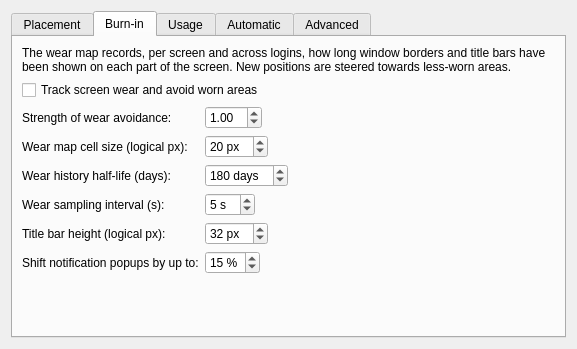
Old version of the form randomplace/contents/ui/config.ui in the repository v1ld/randomplace.
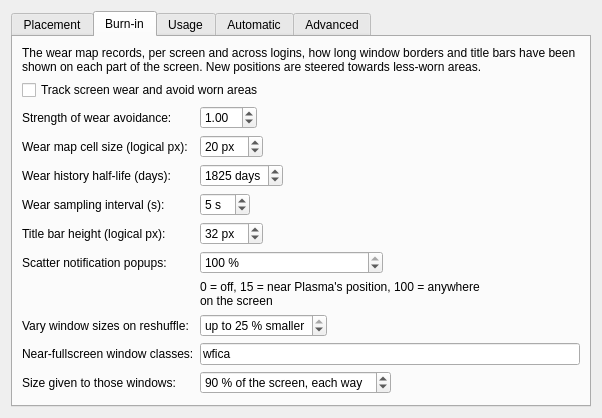
New version of the form. The open tabs and pages were chosen to show the change.

Commit message: 2.2.0: size variation, active drift, popups anywhere

```diff
--- a/randomplace/contents/ui/config.ui
+++ b/randomplace/contents/ui/config.ui
@@ -112,6 +112,12 @@
          <property name="toolTip"><string>Dialogs move together with their parent window on reshuffle, and dialogs that don't declare a parent (such as portal file dialogs) are centered over the window they belong to.</string></property>
         </widget>
        </item>
+       <item row="8" column="0" colspan="2">
+        <widget class="QCheckBox" name="kcfg_slideFullSpan">
+         <property name="text"><string>Move full-height and full-width windows along their free side</string></property>
+         <property name="toolTip"><string>A window as tall as the screen (maximized vertically, or sized that way by hand) is moved sideways only, and a window as wide as the screen up and down only; its size and its other coordinate stay exactly as they are. When off, such windows are never moved, and their borders stay on the same lines. Fully maximized windows and windows snapped to a half or a quarter are never moved either way.</string></property>
+        </widget>
+       </item>
       </layout>
      </widget>
      <widget class="QWidget" name="tab1">
@@ -169,11 +175,11 @@
        </item>
        <item row="4" column="1">
         <widget class="QSpinBox" name="kcfg_wearHalfLifeDays">
-         <property name="toolTip"><string>How slowly old wear fades from the map.</string></property>
+         <property name="toolTip"><string>How slowly old wear fades from the map. Real panel wear never fades, so the default is 5 years.</string></property>
          <property name="minimum"><number>1</number></property>
          <property name="maximum"><number>3650</number></property>
          <property name="suffix"><string> days</string></property>
-         <property name="value"><number>180</number></property>
+         <property name="value"><number>1825</number></property>
         </widget>
        </item>
        <item row="5" column="0">
@@ -208,17 +214,69 @@
        </item>
        <item row="7" column="0">
         <widget class="QLabel" name="label_notificationSpread">
-         <property name="text"><string>Shift notification popups by up to:</string></property>
+         <property name="text"><string>Scatter notification popups:</string></property>
          <property name="buddy"><cstring>kcfg_notificationSpread</cstring></property>
         </widget>
        </item>
        <item row="7" column="1">
         <widget class="QSpinBox" name="kcfg_notificationSpread">
-         <property name="toolTip"><string>Each burst of notification popups is moved a random distance from the position chosen in Plasma's notification settings, up to this share of the screen width and height, towards the middle of the screen. 0 = leave them where Plasma puts them.</string></property>
+         <property name="toolTip"><string>Each burst of notification popups lands at a random spot. This sets how far from the position chosen in Plasma's notification settings it may land, as a share of the distance to each screen edge. A small value keeps popups near that position; 100 % lets them appear anywhere on the screen, every spot equally likely. Popups that arrive together move together, so their stacking stays intact.</string></property>
+         <property name="specialValueText"><string>Off (where Plasma puts them)</string></property>
          <property name="minimum"><number>0</number></property>
-         <property name="maximum"><number>50</number></property>
+         <property name="maximum"><number>100</number></property>
          <property name="suffix"><string> %</string></property>
-         <property name="value"><number>15</number></property>
+         <property name="value"><number>100</number></property>
+        </widget>
+       </item>
+       <item row="8" column="1">
+        <widget class="QLabel" name="hint_notificationSpread">
+         <property name="text"><string>0 = off, 15 = near Plasma's position, 100 = anywhere on the screen</string></property>
+         <property name="wordWrap"><bool>true</bool></property>
+        </widget>
+       </item>
+       <item row="9" column="0">
+        <widget class="QLabel" name="label_sizeVariation">
+         <property name="text"><string>Vary window sizes on reshuffle:</string></property>
+         <property name="buddy"><cstring>kcfg_sizeVariation</cstring></property>
+        </widget>
+       </item>
+       <item row="9" column="1">
+        <widget class="QSpinBox" name="kcfg_sizeVariation">
+         <property name="toolTip"><string>A window can only move by the room its size leaves, so tall windows always wear a band along the top and bottom of the screen, and wide ones along the sides. With this on, each reshuffle makes every freely movable window up to this much smaller than the size you gave it, a new random amount each time and separately for width and height. Never larger. Resizing a window by hand sets its size from then on. New windows are not resized when they open.</string></property>
+         <property name="specialValueText"><string>Off (never resize)</string></property>
+         <property name="minimum"><number>0</number></property>
+         <property name="maximum"><number>25</number></property>
+         <property name="prefix"><string>up to </string></property>
+         <property name="suffix"><string> % smaller</string></property>
+         <property name="value"><number>25</number></property>
+        </widget>
+       </item>
+       <item row="10" column="0">
+        <widget class="QLabel" name="label_fitClasses">
+         <property name="text"><string>Near-fullscreen window classes:</string></property>
+         <property name="buddy"><cstring>kcfg_fitClasses</cstring></property>
+        </widget>
+       </item>
+       <item row="10" column="1">
+        <widget class="QLineEdit" name="kcfg_fitClasses">
+         <property name="text"><string>wfica</string></property>
+         <property name="toolTip"><string>Comma-separated window classes, for windows you would otherwise keep fullscreen all day (a remote desktop, for example). When such a window opens it is taken out of fullscreen or maximized, given the share of the screen set below, once, and placed at random. After that it is moved like any other window but never resized by the script, so whatever is static inside it no longer sits on the same pixels.</string></property>
+         <property name="placeholderText"><string>none</string></property>
+        </widget>
+       </item>
+       <item row="11" column="0">
+        <widget class="QLabel" name="label_fitPercent">
+         <property name="text"><string>Size given to those windows:</string></property>
+         <property name="buddy"><cstring>kcfg_fitPercent</cstring></property>
+        </widget>
+       </item>
+       <item row="11" column="1">
+        <widget class="QSpinBox" name="kcfg_fitPercent">
+         <property name="toolTip"><string>Share of the screen's width and height. 90 % leaves a tenth of the screen to move within in each direction.</string></property>
+         <property name="minimum"><number>30</number></property>
+         <property name="maximum"><number>100</number></property>
+         <property name="suffix"><string> % of the screen, each way</string></property>
+         <property name="value"><number>90</number></property>
         </widget>
        </item>
       </layout>
@@ -339,7 +397,7 @@
        <property name="fieldGrowthPolicy"><enum>QFormLayout::ExpandingFieldsGrow</enum></property>
        <item row="0" column="0" colspan="2">
         <widget class="QLabel" name="intro3">
-         <property name="text"><string>Burn-in comes from the same content staying in the same place for hours. These keep the layout changing without getting in your way: nothing moves while you are using the computer, while a video plays, while a window is fullscreen, or while the screen is locked. Idle time comes from the helper (Wayland idle notification); without it these stay off.</string></property>
+         <property name="text"><string>Burn-in comes from the same content staying in the same place for hours. These keep the layout changing without getting in your way: windows never jump while you are using the computer or while a video plays (at most they drift by a pixel), and nothing moves while a window is fullscreen or the screen is locked. Idle time comes from the helper (Wayland idle notification); without it these stay off.</string></property>
          <property name="wordWrap"><bool>true</bool></property>
         </widget>
        </item>
@@ -436,6 +494,27 @@
          <property name="value"><number>20</number></property>
         </widget>
        </item>
+       <item row="9" column="0" colspan="2">
+        <widget class="QCheckBox" name="kcfg_driftWhileActive">
+         <property name="text"><string>Also drift while I'm using the computer</string></property>
+         <property name="toolTip"><string>Reshuffles wait until you are idle, so during hours of uninterrupted work nothing moves. With this on, windows also drift while you work, by the step set below. A window with a menu, popup or dialog open is skipped, as is everything while a window is fullscreen or being dragged.</string></property>
+        </widget>
+       </item>
+       <item row="10" column="0">
+        <widget class="QLabel" name="label_driftActivePx">
+         <property name="text"><string>Step while I'm using the computer:</string></property>
+         <property name="buddy"><cstring>kcfg_driftActivePx</cstring></property>
+        </widget>
+       </item>
+       <item row="10" column="1">
+        <widget class="QSpinBox" name="kcfg_driftActivePx">
+         <property name="toolTip"><string>Pixels each window moves per drift step while you are working. The default is the same as the idle step; lower it to 1 if you ever notice windows moving while you work.</string></property>
+         <property name="minimum"><number>1</number></property>
+         <property name="maximum"><number>50</number></property>
+         <property name="suffix"><string> px</string></property>
+         <property name="value"><number>2</number></property>
+        </widget>
+       </item>
       </layout>
      </widget>
      <widget class="QWidget" name="tab4">
```
The commit also changes 6 other files.
